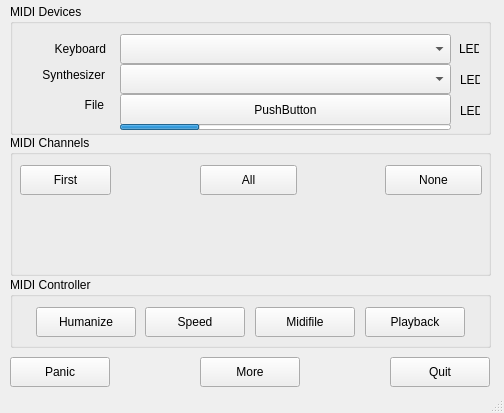
obook/I-like-Chopin, file src/mainwindow.ui: the form before one commit.
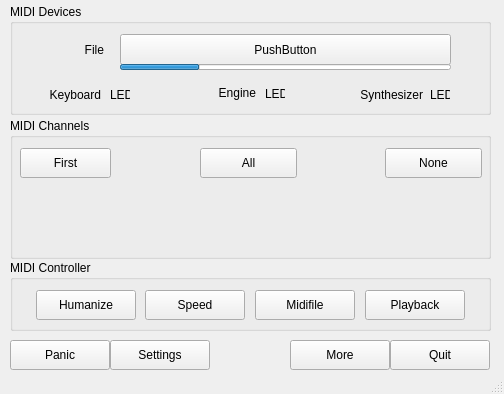
The form after the commit.

Commit message: New : settings dialog

The edit to the form file:
```diff
--- a/src/mainwindow.ui
+++ b/src/mainwindow.ui
@@ -7,7 +7,7 @@
     <x>0</x>
     <y>0</y>
     <width>504</width>
-    <height>413</height>
+    <height>394</height>
    </rect>
   </property>
   <property name="acceptDrops">
@@ -21,7 +21,7 @@
     <property name="geometry">
      <rect>
       <x>390</x>
-      <y>357</y>
+      <y>340</y>
       <width>100</width>
       <height>30</height>
      </rect>
@@ -29,6 +29,9 @@
     <property name="text">
      <string>Quit</string>
     </property>
+    <property name="default">
+     <bool>false</bool>
+    </property>
    </widget>
    <widget class="QGroupBox" name="groupBoxDevices">
     <property name="geometry">
@@ -36,7 +39,7 @@
       <x>10</x>
       <y>4</y>
       <width>481</width>
-      <height>131</height>
+      <height>111</height>
      </rect>
     </property>
     <property name="title">
@@ -46,7 +49,7 @@
      <property name="geometry">
       <rect>
        <x>23</x>
-       <y>90</y>
+       <y>35</y>
        <width>71</width>
        <height>22</height>
       </rect>
@@ -58,31 +61,11 @@
       <set>Qt::AlignmentFlag::AlignRight|Qt::AlignmentFlag::AlignTrailing|Qt::AlignmentFlag::AlignVCenter</set>
      </property>
     </widget>
-    <widget class="QComboBox" name="InputDeviceCombo">
-     <property name="geometry">
-      <rect>
-       <x>110</x>
-       <y>30</y>
-       <width>331</width>
-       <height>30</height>
-      </rect>
-     </property>
-    </widget>
-    <widget class="QComboBox" name="OutputDeviceCombo">
-     <property name="geometry">
-      <rect>
-       <x>110</x>
-       <y>60</y>
-       <width>331</width>
-       <height>30</height>
-      </rect>
-     </property>
-    </widget>
     <widget class="QLabel" name="label_Ouput">
      <property name="geometry">
       <rect>
-       <x>4</x>
-       <y>60</y>
+       <x>322</x>
+       <y>80</y>
        <width>91</width>
        <height>22</height>
       </rect>
@@ -97,8 +80,8 @@
     <widget class="QLabel" name="label_Input">
      <property name="geometry">
       <rect>
-       <x>15</x>
-       <y>34</y>
+       <x>10</x>
+       <y>80</y>
        <width>81</width>
        <height>22</height>
       </rect>
@@ -113,8 +96,8 @@
     <widget class="QLabel" name="labelStatusInput">
      <property name="geometry">
       <rect>
-       <x>449</x>
-       <y>35</y>
+       <x>100</x>
+       <y>81</y>
        <width>20</width>
        <height>20</height>
       </rect>
@@ -126,8 +109,8 @@
     <widget class="QLabel" name="labelStatusOuput">
      <property name="geometry">
       <rect>
-       <x>450</x>
-       <y>66</y>
+       <x>420</x>
+       <y>81</y>
        <width>20</width>
        <height>20</height>
       </rect>
@@ -139,8 +122,8 @@
     <widget class="QLabel" name="labelStatusMidifile">
      <property name="geometry">
       <rect>
-       <x>450</x>
-       <y>97</y>
+       <x>255</x>
+       <y>80</y>
        <width>20</width>
        <height>20</height>
       </rect>
@@ -153,7 +136,7 @@
      <property name="geometry">
       <rect>
        <x>110</x>
-       <y>90</y>
+       <y>30</y>
        <width>331</width>
        <height>31</height>
       </rect>
@@ -164,12 +147,15 @@
      <property name="text">
       <string>PushButton</string>
      </property>
+     <property name="flat">
+      <bool>false</bool>
+     </property>
     </widget>
     <widget class="QProgressBar" name="progressBar">
      <property name="geometry">
       <rect>
        <x>110</x>
-       <y>120</y>
+       <y>60</y>
        <width>331</width>
        <height>6</height>
       </rect>
@@ -181,12 +167,28 @@
       <bool>false</bool>
      </property>
     </widget>
+    <widget class="QLabel" name="label_Ouput_2">
+     <property name="geometry">
+      <rect>
+       <x>155</x>
+       <y>78</y>
+       <width>91</width>
+       <height>22</height>
+      </rect>
+     </property>
+     <property name="text">
+      <string>Engine</string>
+     </property>
+     <property name="alignment">
+      <set>Qt::AlignmentFlag::AlignRight|Qt::AlignmentFlag::AlignTrailing|Qt::AlignmentFlag::AlignVCenter</set>
+     </property>
+    </widget>
    </widget>
    <widget class="QGroupBox" name="groupBox_2">
     <property name="geometry">
      <rect>
       <x>10</x>
-      <y>135</y>
+      <y>118</y>
       <width>481</width>
       <height>141</height>
      </rect>
@@ -249,7 +251,7 @@
     <property name="geometry">
      <rect>
       <x>10</x>
-      <y>357</y>
+      <y>340</y>
       <width>100</width>
       <height>30</height>
      </rect>
@@ -262,7 +264,7 @@
     <property name="geometry">
      <rect>
       <x>10</x>
-      <y>277</y>
+      <y>260</y>
       <width>481</width>
       <height>71</height>
      </rect>
@@ -344,8 +346,8 @@
    <widget class="QPushButton" name="pushButton_Info">
     <property name="geometry">
      <rect>
-      <x>200</x>
-      <y>357</y>
+      <x>290</x>
+      <y>340</y>
       <width>100</width>
       <height>30</height>
      </rect>
@@ -354,6 +356,19 @@
      <string>More</string>
     </property>
    </widget>
+   <widget class="QPushButton" name="pushButton_Settings">
+    <property name="geometry">
+     <rect>
+      <x>110</x>
+      <y>340</y>
+      <width>100</width>
+      <height>30</height>
+     </rect>
+    </property>
+    <property name="text">
+     <string>Settings</string>
+    </property>
+   </widget>
   </widget>
   <widget class="QStatusBar" name="statusbar"/>
  </widget>
```
The commit also changes 12 other files.
